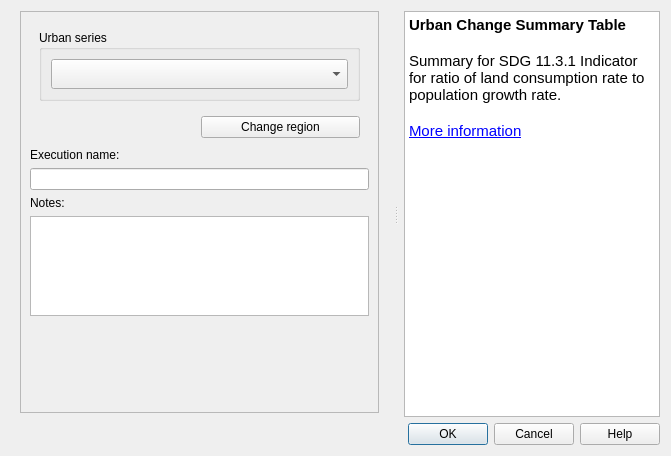
This is LDMP/gui/DlgCalculateUrbanSummaryTable.ui in ConservationInternational/trends.earth as Qt 5 draws it before an edit. The edited form follows.
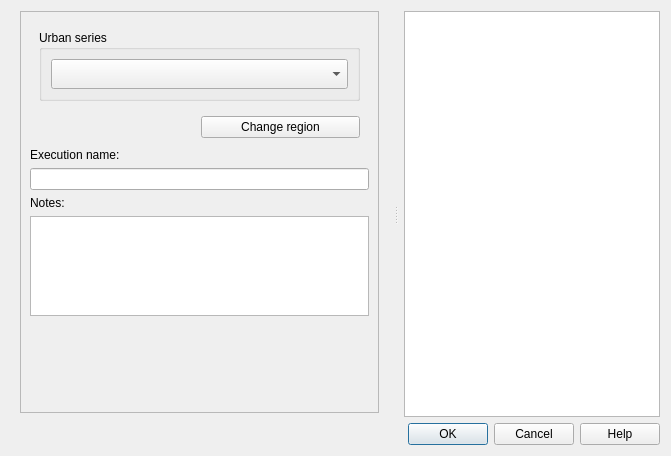
This is the edited form. Custom widgets are drawn as their Qt base class.

```diff
--- a/LDMP/gui/DlgCalculateUrbanSummaryTable.ui
+++ b/LDMP/gui/DlgCalculateUrbanSummaryTable.ui
@@ -244,17 +244,7 @@
       <property name="accessibleName">
        <string/>
       </property>
-      <property name="html">
-       <string>&lt;!DOCTYPE HTML PUBLIC &quot;-//W3C//DTD HTML 4.0//EN&quot; &quot;http://www.w3.org/TR/REC-html40/strict.dtd&quot;&gt;
-&lt;html&gt;&lt;head&gt;&lt;meta name=&quot;qrichtext&quot; content=&quot;1&quot; /&gt;&lt;style type=&quot;text/css&quot;&gt;
-p, li { white-space: pre-wrap; }
-&lt;/style&gt;&lt;/head&gt;&lt;body style=&quot; font-family:'MS Shell Dlg 2'; font-size:12pt; font-weight:400; font-style:normal;&quot;&gt;
-&lt;p style=&quot; margin-top:0px; margin-bottom:0px; margin-left:0px; margin-right:0px; -qt-block-indent:0; text-indent:0px;&quot;&gt;&lt;span style=&quot; font-family:'Ubuntu'; font-size:11pt; font-weight:600;&quot;&gt;Urban Change Summary Table&lt;/span&gt;&lt;/p&gt;
-&lt;p style=&quot;-qt-paragraph-type:empty; margin-top:0px; margin-bottom:0px; margin-left:0px; margin-right:0px; -qt-block-indent:0; text-indent:0px; font-family:'Ubuntu'; font-size:11pt; font-weight:600;&quot;&gt;&lt;br /&gt;&lt;/p&gt;
-&lt;p style=&quot; margin-top:0px; margin-bottom:0px; margin-left:0px; margin-right:0px; -qt-block-indent:0; text-indent:0px;&quot;&gt;&lt;span style=&quot; font-family:'Ubuntu'; font-size:11pt;&quot;&gt;Summary for SDG 11.3.1 Indicator for ratio of land consumption rate to population growth rate.&lt;/span&gt;&lt;/p&gt;
-&lt;p style=&quot;-qt-paragraph-type:empty; margin-top:0px; margin-bottom:0px; margin-left:0px; margin-right:0px; -qt-block-indent:0; text-indent:0px; font-family:'Ubuntu'; font-size:11pt;&quot;&gt;&lt;br /&gt;&lt;/p&gt;
-&lt;p style=&quot; margin-top:0px; margin-bottom:0px; margin-left:0px; margin-right:0px; -qt-block-indent:0; text-indent:0px;&quot;&gt;&lt;a href=&quot;https://docs.trends.earth/en/latest/for_users/features/landconsumption.html&quot;&gt;&lt;span style=&quot; font-family:'Ubuntu'; font-size:11pt; text-decoration: underline; &quot;&gt;More information&lt;/span&gt;&lt;/a&gt;&lt;/p&gt;&lt;/body&gt;&lt;/html&gt;</string>
-      </property>
+      <property name="html"><string/></property>
       <property name="openExternalLinks">
        <bool>true</bool>
       </property>
```
